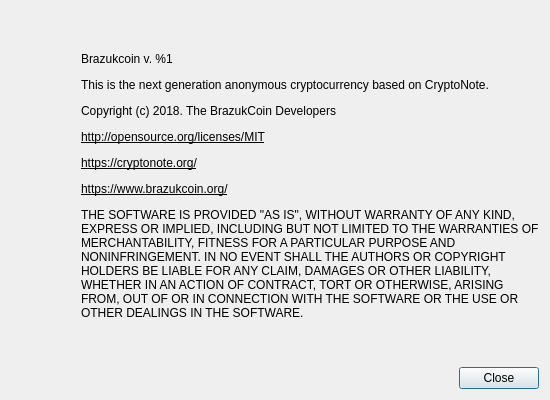
This is src/gui/ui/aboutdialog.ui in BitPrivate-Pro/BitPrivate-GUI as Qt 5 draws it before an edit. The edited form follows.
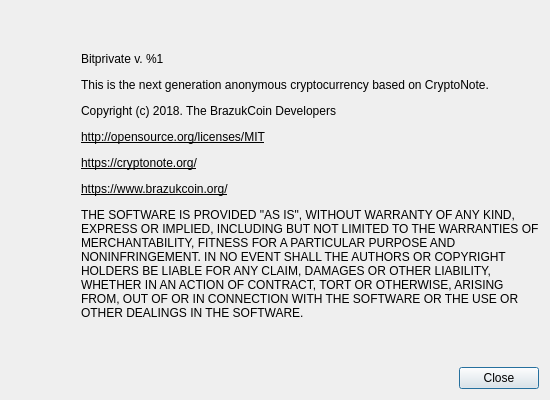
This is the edited form. Icons and pictures are not drawn.

```diff
--- a/src/gui/ui/aboutdialog.ui
+++ b/src/gui/ui/aboutdialog.ui
@@ -98,7 +98,7 @@
         </size>
        </property>
        <property name="text">
-        <string>&lt;html&gt;&lt;head/&gt;&lt;body&gt;&lt;p&gt;Brazukcoin v. %1&lt;/p&gt;&lt;p&gt;This is the next generation anonymous cryptocurrency based on CryptoNote.&lt;/p&gt;&lt;p&gt;Copyright (c) 2018. The BrazukCoin Developers&lt;/p&gt;&lt;p&gt;&lt;/p&gt;&lt;p&gt;&lt;a href=&quot;http://opensource.org/licenses/MIT&quot;&gt;&lt;span style=&quot; text-decoration: underline; color:#000000;&quot;&gt;http://opensource.org/licenses/MIT&lt;/span&gt;&lt;/a&gt;&lt;/p&gt;&lt;p&gt;&lt;a href=&quot;https://cryptonote.org/&quot;&gt;&lt;span style=&quot; text-decoration: underline; color:#000000;&quot;&gt;https://cryptonote.org/&lt;/span&gt;&lt;/a&gt;&lt;/p&gt;&lt;p&gt;&lt;a href=&quot;https://www.brazukcoin.org/&quot;&gt;&lt;span style=&quot; text-decoration: underline; color:#000000;&quot;&gt;https://www.brazukcoin.org/&lt;/span&gt;&lt;/a&gt;&lt;/p&gt;&lt;p&gt;THE SOFTWARE IS PROVIDED &amp;quot;AS IS&amp;quot;, WITHOUT WARRANTY OF ANY KIND, EXPRESS OR IMPLIED, INCLUDING BUT NOT LIMITED TO THE WARRANTIES OF MERCHANTABILITY, FITNESS FOR A PARTICULAR PURPOSE AND NONINFRINGEMENT. IN NO EVENT SHALL THE AUTHORS OR COPYRIGHT HOLDERS BE LIABLE FOR ANY CLAIM, DAMAGES OR OTHER LIABILITY, WHETHER IN AN ACTION OF CONTRACT, TORT OR OTHERWISE, ARISING FROM, OUT OF OR IN CONNECTION WITH THE SOFTWARE OR THE USE OR OTHER DEALINGS IN THE SOFTWARE.&lt;/p&gt;&lt;/body&gt;&lt;/html&gt;</string>
+        <string>&lt;html&gt;&lt;head/&gt;&lt;body&gt;&lt;p&gt;Bitprivate v. %1&lt;/p&gt;&lt;p&gt;This is the next generation anonymous cryptocurrency based on CryptoNote.&lt;/p&gt;&lt;p&gt;Copyright (c) 2018. The BrazukCoin Developers&lt;/p&gt;&lt;p&gt;&lt;/p&gt;&lt;p&gt;&lt;a href=&quot;http://opensource.org/licenses/MIT&quot;&gt;&lt;span style=&quot; text-decoration: underline; color:#000000;&quot;&gt;http://opensource.org/licenses/MIT&lt;/span&gt;&lt;/a&gt;&lt;/p&gt;&lt;p&gt;&lt;a href=&quot;https://cryptonote.org/&quot;&gt;&lt;span style=&quot; text-decoration: underline; color:#000000;&quot;&gt;https://cryptonote.org/&lt;/span&gt;&lt;/a&gt;&lt;/p&gt;&lt;p&gt;&lt;a href=&quot;https://www.brazukcoin.org/&quot;&gt;&lt;span style=&quot; text-decoration: underline; color:#000000;&quot;&gt;https://www.brazukcoin.org/&lt;/span&gt;&lt;/a&gt;&lt;/p&gt;&lt;p&gt;THE SOFTWARE IS PROVIDED &amp;quot;AS IS&amp;quot;, WITHOUT WARRANTY OF ANY KIND, EXPRESS OR IMPLIED, INCLUDING BUT NOT LIMITED TO THE WARRANTIES OF MERCHANTABILITY, FITNESS FOR A PARTICULAR PURPOSE AND NONINFRINGEMENT. IN NO EVENT SHALL THE AUTHORS OR COPYRIGHT HOLDERS BE LIABLE FOR ANY CLAIM, DAMAGES OR OTHER LIABILITY, WHETHER IN AN ACTION OF CONTRACT, TORT OR OTHERWISE, ARISING FROM, OUT OF OR IN CONNECTION WITH THE SOFTWARE OR THE USE OR OTHER DEALINGS IN THE SOFTWARE.&lt;/p&gt;&lt;/body&gt;&lt;/html&gt;</string>
        </property>
        <property name="textFormat">
         <enum>Qt::RichText</enum>
```
Left out of the diff: 2 changed lines with no effect on the pictures.
